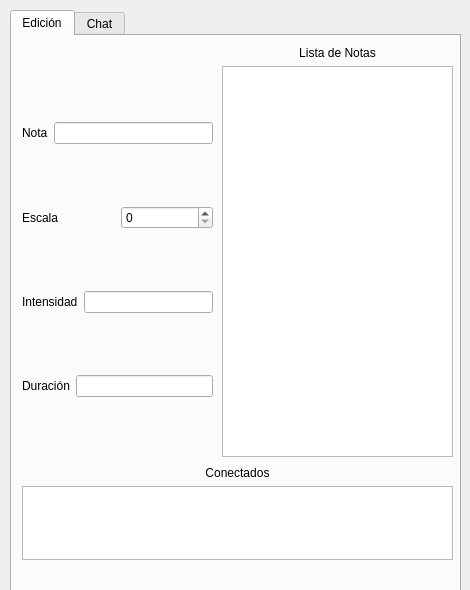
Qt form Tareas/T06/client/edit-client2.ui (jerrymendoza/iic2233-2018-actividades) before a commit.
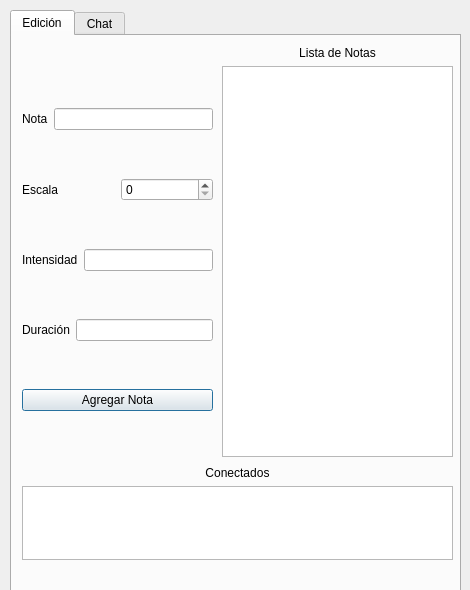
The same form after that commit.

```diff
--- a/Tareas/T06/client/edit-client2.ui
+++ b/Tareas/T06/client/edit-client2.ui
@@ -95,6 +95,13 @@
         </item>
        </layout>
       </item>
+      <item>
+       <widget class="QPushButton" name="buttonAgregar">
+        <property name="text">
+         <string>Agregar Nota</string>
+        </property>
+       </widget>
+      </item>
      </layout>
     </widget>
     <widget class="QWidget" name="verticalLayoutWidget_2">
```
Left out of the diff: 10 changed lines with no effect on the pictures.
